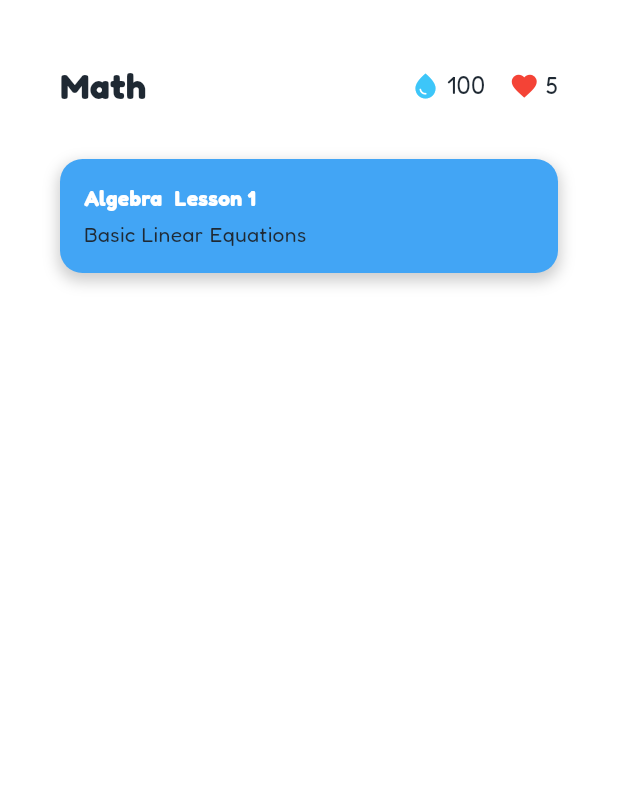
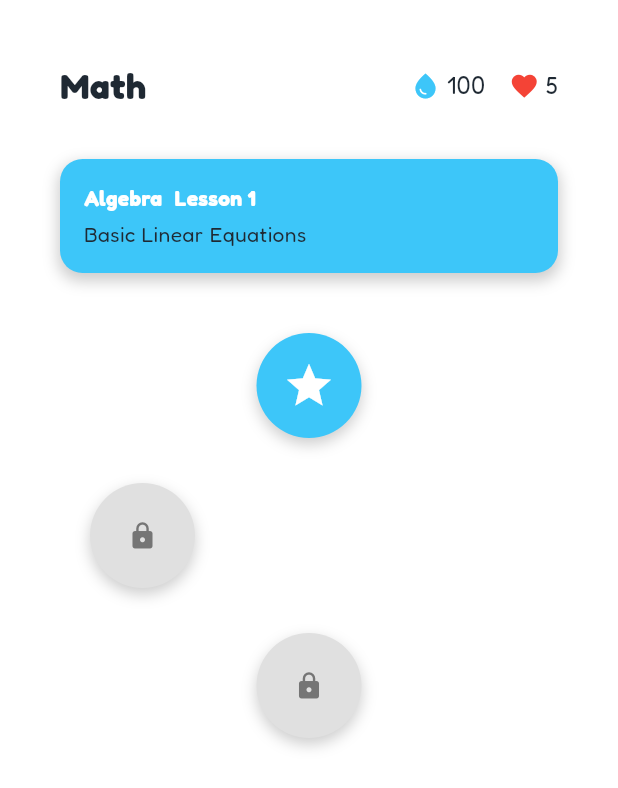
Before and after one commit to SophalChanrat/Project-Mobile-2, a Flutter app: the LessonMapScreen screen opened directly, on a phone screen of 412 x 824 dp. Shown: the top 788 px of the screen. Run offline on Flutter 3.47's test engine with Material 3 defaults, Android fonts, the phone set to English and light mode, and no system bars; our stand-ins replace bubble.

Commit message:
add lesson map

```diff
--- a/lib/main.dart
+++ b/lib/main.dart
@@ -1,4 +1,5 @@
 import 'package:app_mvp/ui/screens/chooseTimeScreen.dart';
+import 'package:app_mvp/ui/screens/lessonMapScreen.dart';
 import 'package:flutter/material.dart';
 
 void main() {
@@ -14,7 +15,7 @@ void main() {
           onSurface: Color(0xFF1F2933)
         ),
       ),
-      home: Scaffold(body: Choosetimescreen()),
+      home: Scaffold(body: LessonMapScreen()),
     ),
   );
 }
--- a/lib/ui/screens/lessonMapScreen.dart
+++ b/lib/ui/screens/lessonMapScreen.dart
@@ -1,5 +1,6 @@
+import 'package:app_mvp/ui/widget/lessonMap/lessonMap.dart';
 import 'package:flutter/material.dart';
-import '../widget/topicBox.dart';
+import '../widget/lessonMap/topicBox.dart';
 import '../widget/headerTopic.dart';
 
 class LessonMapScreen extends StatefulWidget {
@@ -19,14 +20,14 @@ class _LessonMapScreenState extends State<LessonMapScreen> {
           child: Column(
             children: [
               Headertopic(),
-              Padding(
-                padding: const EdgeInsets.all(16),
-              ),
+              Padding(padding: const EdgeInsets.all(16)),
               Topicbox(
                 topicName: 'Algebra',
                 lessonNumber: 'Lesson 1',
                 lessonName: 'Basic Linear Equations',
               ),
+              SizedBox(height: 20),
+              LessonMap(),
             ],
           ),
         ),
--- /dev/null
+++ b/lib/ui/widget/lessonMap/lessonButton.dart
@@ -0,0 +1,64 @@
+import 'package:flutter/material.dart';
+
+class LessonButton extends StatelessWidget {
+  final int lessonNumber;
+  final bool isLocked;
+  final VoidCallback? onTap;
+
+  const LessonButton({
+    super.key,
+    required this.lessonNumber,
+    this.isLocked = false,
+    this.onTap,
+  });
+
+  @override
+  Widget build(BuildContext context) {
+    return GestureDetector(
+      onTap: onTap,
+      child: Container(
+        width: 70,
+        height: 70,
+        decoration: BoxDecoration(
+          shape: BoxShape.circle,
+          boxShadow: [
+            BoxShadow(
+              color: Colors.black.withOpacity(0.2),
+              blurRadius: 8,
+              offset: const Offset(0, 4),
+            ),
+          ],
+        ),
+        child: Stack(
+          alignment: Alignment.center,
+          children: [
+            Container(
+              width: 70,
+              height: 70,
+              decoration: BoxDecoration(
+                shape: BoxShape.circle,
+                color: isLocked
+                    ? Colors.grey[300]
+                    : Theme.of(context).colorScheme.primary,
+              ),
+            ),
+
+            if (!isLocked)
+              Icon(
+                Icons.star,
+                size: 35,
+                color: Colors.white,
+              ),
+
+            if (isLocked)
+              Icon(
+                Icons.lock,
+                size: 20,
+                color: Colors.grey[600],
+              ),
+          ],
+        ),
+      ),
+    );
+  }
+}
--- /dev/null
+++ b/lib/ui/widget/lessonMap/lessonMap.dart
@@ -0,0 +1,102 @@
+import 'package:app_mvp/ui/widget/lessonMap/lessonButton.dart';
+import 'package:app_mvp/ui/widget/lessonMap/infoLessonBox.dart';
+import 'package:flutter/material.dart';
+
+class LessonMap extends StatefulWidget {
+  const LessonMap({super.key});
+
+  @override
+  State<LessonMap> createState() => _LessonMapState();
+}
+
+class _LessonMapState extends State<LessonMap> {
+  int? selectedLesson;
+
+  void _onLessonTap(int lessonNumber) {
+    setState(() {
+      selectedLesson =
+          selectedLesson == lessonNumber ? null : lessonNumber;
+    });
+  }
+
+  @override
+  Widget build(BuildContext context) {
+    return Expanded(
+      child: SingleChildScrollView(
+        child: Padding(
+          padding: const EdgeInsets.all(20),
+          child: Column(
+            children: [
+              Column(
+                children: [
+                  LessonButton(
+                    lessonNumber: 1,
+                    isLocked: false,
+                    onTap: () => _onLessonTap(1),
+                  ),
+                  SizedBox(height: 10),
+                  if (selectedLesson == 1)
+                    Infolessonbox(
+                      topicName: 'Basic Linear Equations',
+                      lessonNumber: 1,
+                      totalLessons: 10,
+                      point: 10,
+                      isLocked: false,
+                    ),
+                  SizedBox(height: 20),
+                ],
+              ),
+              Column(
+                children: [
+                  Align(
+                    alignment: Alignment.centerLeft,
+                    child: LessonButton(
+                      lessonNumber: 2,
+                      isLocked: true,
+                      onTap: () => _onLessonTap(2),
+                    ),
+                  ),
+                  SizedBox(height: 10),
+                  if (selectedLesson == 2)
+                    Align(
+                      alignment: Alignment.centerLeft,
+                      child: Infolessonbox(
+                        topicName: 'Advanced Linear Equations',
+                        lessonNumber: 2,
+                        totalLessons: 10,
+                        point: 15,
+                        isLocked: true,
+                      ),
+                    ),
+                  SizedBox(height: 20),
+                ],
+              ),
+              Column(
+                children: [
+                    LessonButton(
+                      lessonNumber: 3,
+                      isLocked: true,
+                      onTap: () => _onLessonTap(3),
+                    ),
+                  SizedBox(height: 10),
+                  if (selectedLesson == 3)
+                    Align(
+                      alignment: Alignment.centerRight,
+                      child: Infolessonbox(
+                        topicName: 'Quadratic Equations',
+                        lessonNumber: 3,
+                        totalLessons: 10,
+                        point: 20,
+                        isLocked: true,
+                      ),
+                    ),
+                  SizedBox(height: 20),
+                ],
+              ),
+            ],
+          ),
+        ),
+      ),
+    );
+  }
+}
--- a/lib/ui/widget/topicBox.dart
+++ b/lib/ui/widget/lessonMap/topicBox.dart
@@ -16,7 +16,7 @@ class Topicbox extends StatelessWidget {
   Widget build(BuildContext context) {
     return Container(
       decoration: BoxDecoration(
-        color: Colors.blue[400],
+        color: Theme.of(context).colorScheme.primary,
         borderRadius: BorderRadius.circular(15),
         boxShadow: [
           BoxShadow(
```
Also changed, not shown: lib/ui/widget/lessonMap/infoLessonBox.dart (added, +76 -0 lines).
